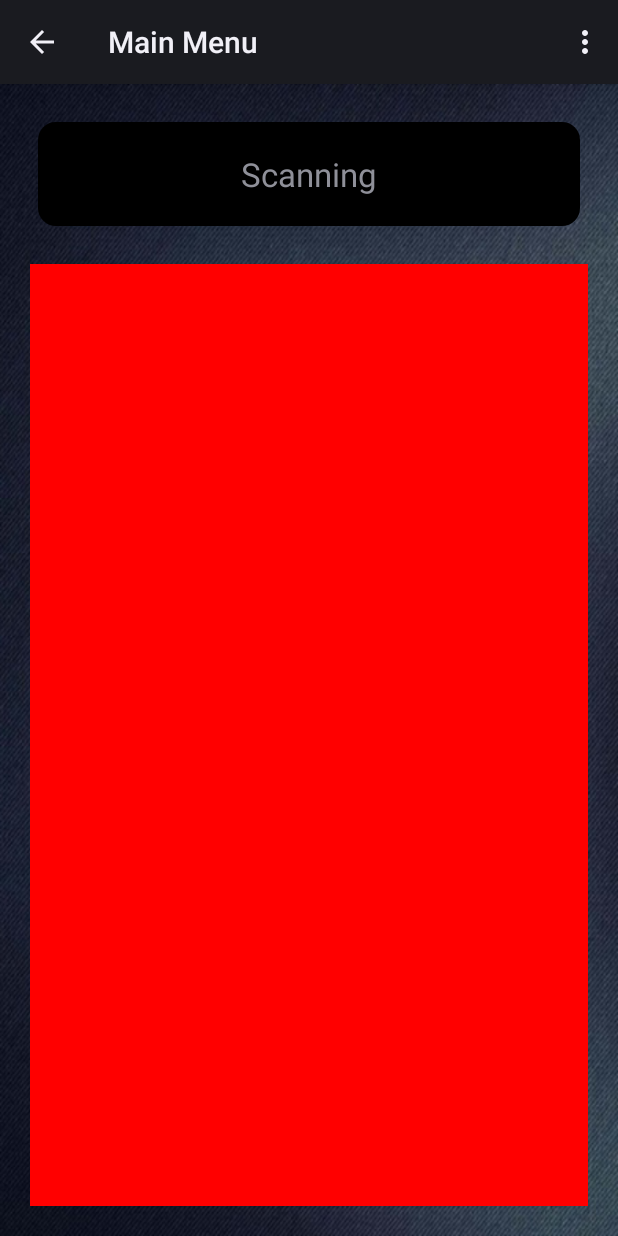
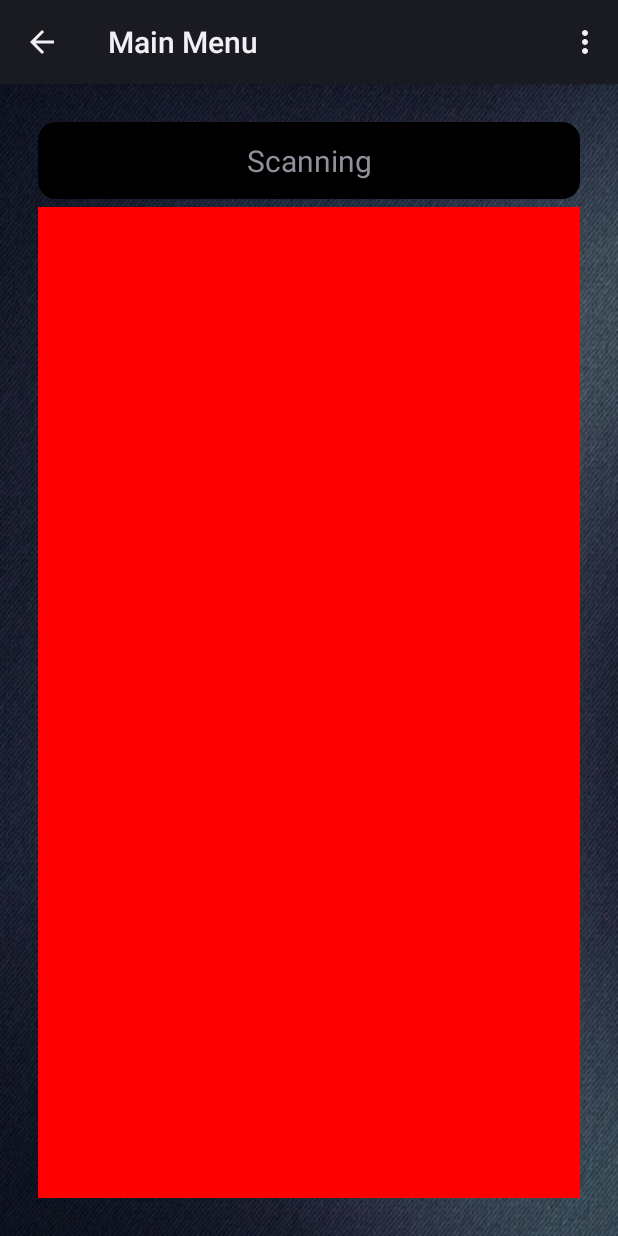
Before and after one commit to ratulSharker/DenimExpert, an Android app: the BarcodeActivity screen opened directly, with no data from a screen before it, on a phone screen of 412 x 824 dp. Run offline under Robolectric (Android 15) with nearby library versions, the phone set to English and light mode, and no system bars.

Commit message:
Barcode scanning ldpi. mdpi & hdpi support added

```diff
--- a/app/src/main/res/layout/activity_barcode.xml
+++ b/app/src/main/res/layout/activity_barcode.xml
@@ -2,6 +2,12 @@
     xmlns:tools="http://schemas.android.com/tools"
     android:layout_width="match_parent"
     android:layout_height="match_parent"
+
+    android:paddingLeft="@dimen/activity_horizontal_margin"
+    android:paddingRight="@dimen/activity_horizontal_margin"
+    android:paddingTop="@dimen/activity_vertical_margin"
+    android:paddingBottom="@dimen/activity_vertical_margin"
+
     android:background="@drawable/common_background"
     tools:context="com.denimexpertexpo.denimexpo.Activities.BarcodeActivity">
 
@@ -10,16 +16,16 @@
         android:layout_width="match_parent"
 
         android:layout_height="wrap_content"
-        android:layout_margin="25dp"
+        android:layout_margin="@dimen/barcode_scanning_status_margin"
 
         android:background="@drawable/barcode_status_style"
         android:gravity="center"
 
-        android:padding="20dp"
+        android:padding="@dimen/barcode_scanning_status_padding"
 
         android:text="Scanning"
         android:textIsSelectable="false"
-        android:textSize="22sp" />
+        android:textSize="@dimen/barcode_scanning_status_font_size" />
 
     <LinearLayout
         android:id="@+id/barcode_preview_holder"
@@ -27,10 +33,10 @@
         android:layout_height="match_parent"
         android:layout_below="@+id/barcode_status_text"
         android:layout_centerHorizontal="true"
-        android:layout_marginBottom="20dp"
+        android:layout_marginBottom="@dimen/barcode_scanning_area_margin"
 
-        android:layout_marginLeft="20dp"
-        android:layout_marginRight="20dp"
+        android:layout_marginLeft="@dimen/barcode_scanning_area_margin"
+        android:layout_marginRight="@dimen/barcode_scanning_area_margin"
         android:background="#ff0000"
 
         android:orientation="horizontal">
--- a/app/src/main/res/layout/activity_signup_login.xml
+++ b/app/src/main/res/layout/activity_signup_login.xml
@@ -4,7 +4,6 @@
 
     android:background="@drawable/common_background"
     android:paddingBottom="@dimen/activity_vertical_margin"
-
     android:paddingLeft="@dimen/activity_horizontal_margin"
     android:paddingRight="@dimen/activity_horizontal_margin"
     android:paddingTop="@dimen/activity_vertical_margin">
--- a/app/src/main/res/values-hdpi/dimens.xml
+++ b/app/src/main/res/values-hdpi/dimens.xml
@@ -18,8 +18,8 @@
 
 
         <dimen name="corner_radius">12dp</dimen>
-        <dimen name="activity_vertical_margin">16dp</dimen>
-        <dimen name="activity_horizontal_margin">16dp</dimen>
+        <dimen name="activity_vertical_margin">20dp</dimen>
+        <dimen name="activity_horizontal_margin">20dp</dimen>
 
 
         <!-- Main menu page -->
@@ -29,6 +29,12 @@
         <dimen name="main_menu_list_sub_title_text_size">20sp</dimen>
 
 
+        <!-- barcode scanning page -->
+        <dimen name="barcode_scanning_status_margin">5dip</dimen>
+        <dimen name="barcode_scanning_status_padding">12dip</dimen>
+        <dimen name="barcode_scanning_status_font_size">20sp</dimen>
+        <dimen name="barcode_scanning_area_margin">5dip</dimen>
+
         <!-- Barcode result page -->
         <dimen name="barcode_result_textview_vertical_padding">10dp</dimen>
         <dimen name="barcode_result_textview_horizontal_padding">10dp</dimen>
--- a/app/src/main/res/values-ldpi/dimens.xml
+++ b/app/src/main/res/values-ldpi/dimens.xml
@@ -31,6 +31,12 @@
     <dimen name="main_menu_list_sub_title_text_size">14sp</dimen>
 
 
+    <!-- barcode scanning page -->
+    <dimen name="barcode_scanning_status_margin">5dip</dimen>
+    <dimen name="barcode_scanning_status_padding">10dip</dimen>
+    <dimen name="barcode_scanning_status_font_size">16sp</dimen>
+    <dimen name="barcode_scanning_area_margin">5dip</dimen>
+
     <!-- Barcode result page -->
     <dimen name="barcode_result_textview_vertical_padding">5dp</dimen>
     <dimen name="barcode_result_textview_horizontal_padding">5dp</dimen>
--- a/app/src/main/res/values-mdpi/dimens.xml
+++ b/app/src/main/res/values-mdpi/dimens.xml
@@ -30,6 +30,13 @@
     <dimen name="main_menu_list_sub_title_text_size">14sp</dimen>
 
 
+    <!-- barcode scanning page -->
+    <dimen name="barcode_scanning_status_margin">8dip</dimen>
+    <dimen name="barcode_scanning_status_padding">12dip</dimen>
+    <dimen name="barcode_scanning_status_font_size">18sp</dimen>
+    <dimen name="barcode_scanning_area_margin">8dip</dimen>
+
+
     <!-- Barcode result page -->
     <dimen name="barcode_result_textview_vertical_padding">5dp</dimen>
     <dimen name="barcode_result_textview_horizontal_padding">5dp</dimen>
```
